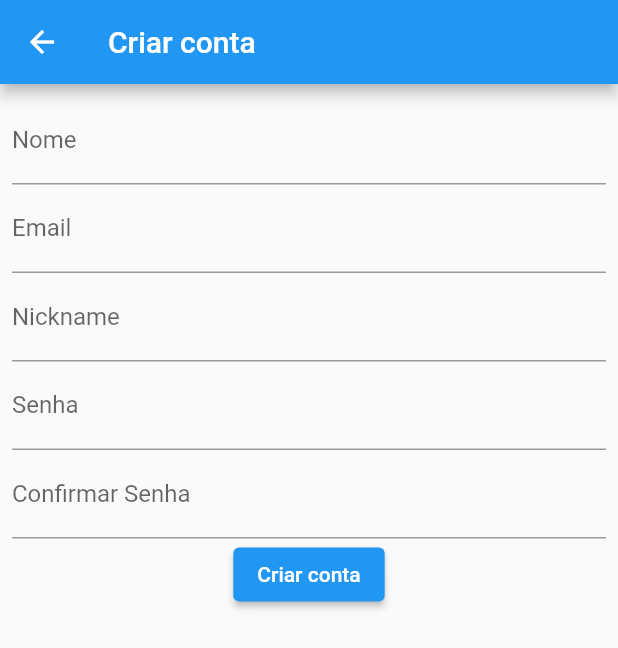
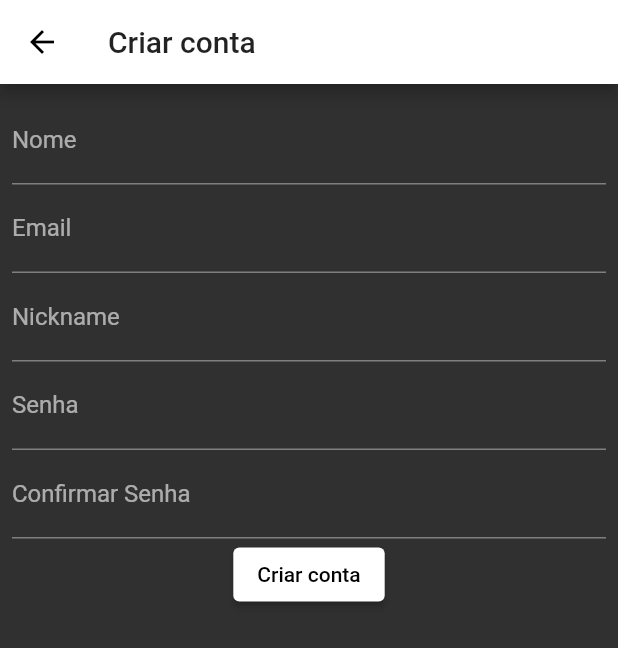
Before and after one commit to heloeng/app_global_heroes, a Flutter app: the screen it shows after launch, after a tap on "Criar conta", on a phone screen of 412 x 824 dp. Shown: the top 648 px of the screen. Run offline on Flutter 3.47's test engine with Material 2 defaults, Android fonts, the light colour scheme and no system bars; our stand-ins replace cloud_firestore, firebase_auth, firebase_core, font_awesome_flutter; accounts and stored records are empty; network calls fail.

Commit message:
Ajuste de layout na tela login

```diff
--- a/lib/main.dart
+++ b/lib/main.dart
@@ -24,6 +24,16 @@ class MyApp extends StatelessWidget {
 
           return MaterialApp(
             title: 'Flutter Demo',
+            theme: ThemeData(
+              colorScheme: ColorScheme.dark(
+                primary: Colors.white,
+                secondary: Colors.white,
+              ),
+              primarySwatch: Colors.deepPurple,
+              primaryColor: Color.fromRGBO(255, 255, 255, 1),
+              accentColor: Color.fromRGBO(255, 255, 255, 1),
+              // buttonTheme: ButtonThemeData(buttonColor: Colors.amber),
+            ),
             // themeMode: themeProvider.themeMode,
             // theme: MyThemes.lightTheme,
             // darkTheme: MyThemes.darkTheme,
--- a/lib/pages/login_page.dart
+++ b/lib/pages/login_page.dart
@@ -25,14 +25,20 @@ class _LoginPageState extends State<LoginPage> {
   @override
   Widget build(BuildContext context) {
     return Scaffold(
-      appBar: AppBar(
-        title: Text("Login"),
+      body: Container(
+        padding: EdgeInsets.all(30),
+        decoration: BoxDecoration(
+          color: Color.fromRGBO(15, 32, 38, 1),
         ),
-      body: Form(
-        child: Padding(
-          padding: const EdgeInsets.all(8.0),
+        child: Form(
           child: Column(
             children: [
+              Container(
+                child: Image.asset(
+                  "assets/logo.png",
+                  fit: BoxFit.contain,
+                ),
+              ),
               TextFormField(
                 decoration: InputDecoration(labelText: 'Email'),
                 onChanged: (texto) => email = texto,
@@ -42,7 +48,9 @@ class _LoginPageState extends State<LoginPage> {
                 obscureText: true,
                 onChanged: (texto) => senha = texto,
               ),
-              ElevatedButton(
+              Container(
+                margin: EdgeInsets.only(top: 30),
+                child: ElevatedButton(
                   onPressed: () async {
                     try {
                       await userController.login(email, senha);
@@ -64,10 +72,15 @@ class _LoginPageState extends State<LoginPage> {
                       );
                     }
                   },
+                  child: Container(
+                    margin: EdgeInsets.symmetric(horizontal: 30),
                     child: Text("Login"),
                   ),
-              Text("OU"),
-              OutlinedButton(
+                ),
+              ),
+              Container(
+                margin: EdgeInsets.only(top: 15),
+                child: OutlinedButton(
                   onPressed: () {
                     Navigator.push(
                       context,
@@ -77,6 +90,7 @@ class _LoginPageState extends State<LoginPage> {
                     );
                   },
                   child: Text("Criar conta"),
+                ),
               )
             ],
           ),
```
Lines whose indentation alone changed are shown as unchanged.
